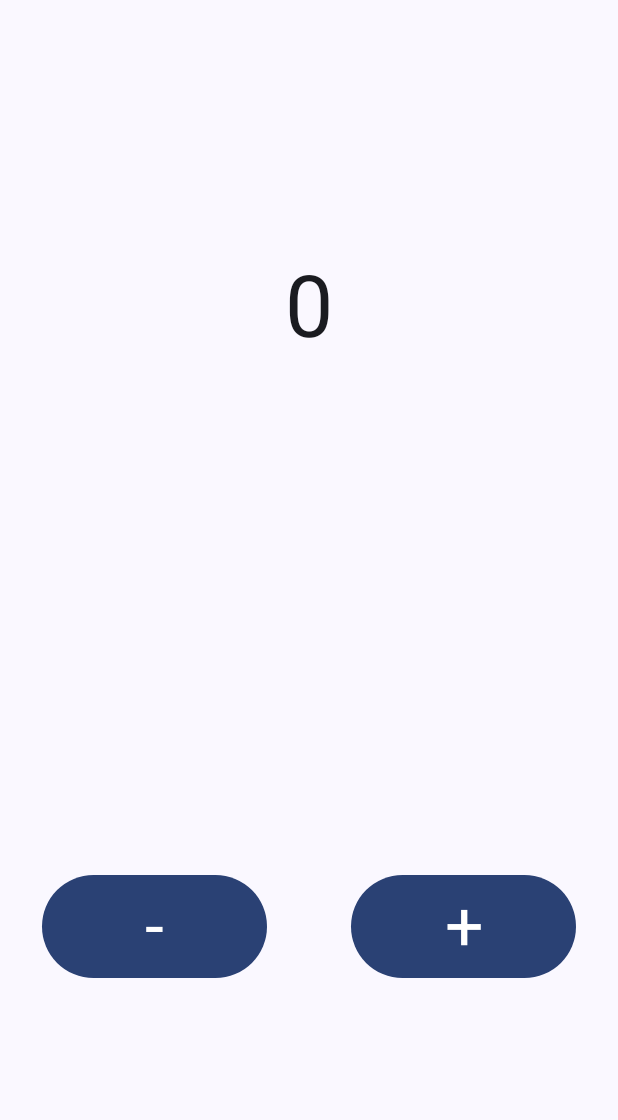
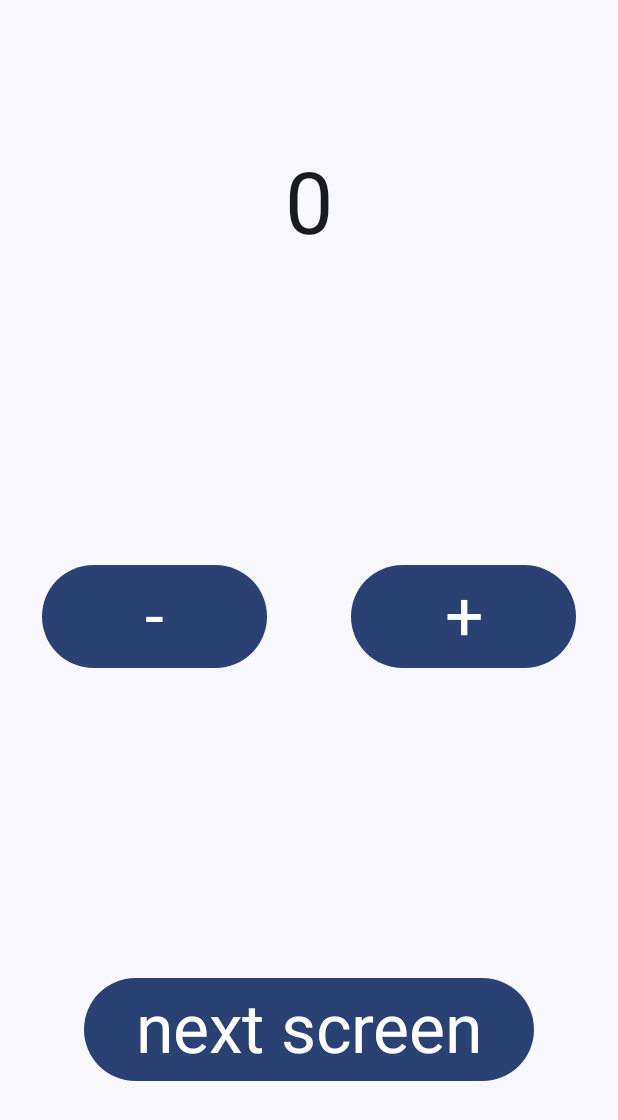
Before and after one commit to marceljk/mplab-counter, an Android app built with Jetpack Compose: the screen it shows after launch (MainActivity), on a phone screen of 412 x 824 dp. Shown: the top 1120 px of the screen. Run offline under Robolectric (Android 15) with nearby library versions, the phone set to English and light mode, and no system bars.

Commit message:
- add remember state Management - add Button to go/return from/to new Activity

```diff
--- a/app/src/main/java/de/hhn/aib7/mplab/counter/MainActivity.kt
+++ b/app/src/main/java/de/hhn/aib7/mplab/counter/MainActivity.kt
@@ -1,5 +1,7 @@
 package de.hhn.aib7.mplab.counter
 
+import android.app.Activity
+import android.content.Intent
 import android.os.Bundle
 import androidx.activity.ComponentActivity
 import androidx.activity.compose.setContent
@@ -10,6 +12,7 @@ import androidx.compose.foundation.layout.fillMaxSize
 import androidx.compose.foundation.layout.fillMaxWidth
 import androidx.compose.foundation.layout.width
 import androidx.compose.material3.Button
+import androidx.compose.material3.ExperimentalMaterial3Api
 import androidx.compose.material3.MaterialTheme
 import androidx.compose.material3.Surface
 import androidx.compose.material3.Text
@@ -20,31 +23,78 @@ import androidx.compose.runtime.remember
 import androidx.compose.runtime.setValue
 import androidx.compose.ui.Alignment
 import androidx.compose.ui.Modifier
+import androidx.compose.ui.platform.LocalContext
 import androidx.compose.ui.tooling.preview.Preview
 import androidx.compose.ui.unit.dp
 import de.hhn.aib7.mplab.counter.ui.theme.CounterTheme
 
 class MainActivity : ComponentActivity() {
+    @OptIn(ExperimentalMaterial3Api::class)
     override fun onCreate(savedInstanceState: Bundle?) {
         super.onCreate(savedInstanceState)
         setContent {
+            var counter by remember { mutableStateOf(0) }
             CounterTheme {
                 // A surface container using the 'background' color from the theme
                 Surface(
                     modifier = Modifier.fillMaxSize(),
                     color = MaterialTheme.colorScheme.background
                 ) {
-                    var counter by remember { mutableStateOf(0) }
                     Column(
                         modifier = Modifier.fillMaxSize(),
                         horizontalAlignment = Alignment.CenterHorizontally,
                         verticalArrangement = Arrangement.SpaceAround
                     ) {
-                        Text(text = counter.toString(), style = MaterialTheme.typography.displayLarge )
-                        Row(modifier = Modifier.fillMaxWidth(), horizontalArrangement = Arrangement.SpaceAround) {
-                            Button(onClick = { --counter }, modifier = Modifier.width(150.dp), content = { Text(text = "-", style = MaterialTheme.typography.displayMedium)})
-                            Button(onClick = { ++counter }, modifier = Modifier.width(150.dp), content = { Text(text = "+", style = MaterialTheme.typography.displayMedium)})
+                        Text(
+                            text = counter.toString(),
+                            style = MaterialTheme.typography.displayLarge
+                        )
+                        Row(
+                            modifier = Modifier.fillMaxWidth(),
+                            horizontalArrangement = Arrangement.SpaceAround
+                        ) {
+                            Button(
+                                onClick = { counter-- },
+                                modifier = Modifier.width(150.dp),
+                                content = {
+                                    Text(
+                                        text = "-",
+                                        style = MaterialTheme.typography.displayMedium
+                                    )
+                                }
+                            )
+                            Button(
+                                onClick = { counter++ },
+                                modifier = Modifier.width(150.dp),
+                                content = {
+                                    Text(
+                                        text = "+",
+                                        style = MaterialTheme.typography.displayMedium
+                                    )
+                                }
+                            )
                         }
+                        /*Column(modifier = Modifier.padding(16.dp)) {
+                            Text(
+                                text = "Hello, $name",
+                                modifier = Modifier.padding(bottom = 8.dp),
+                                style = MaterialTheme.typography.bodyMedium
+                            )
+                            OutlinedTextField(value = name, onValueChange = {name = it}, label = { Text("Name") })
+                        }*/
+                        val activity = (LocalContext.current as? Activity)
+                        Button(
+                            onClick = {
+                                activity?.startActivity(Intent(this@MainActivity, EndActivity::class.java))
+                            },
+                            modifier = Modifier.width(300.dp),
+                            content = {
+                                Text(
+                                    text = "next screen",
+                                    style = MaterialTheme.typography.displayMedium
+                                )
+                            }
+                        )
                     }
                 }
             }
```
Also changed, not shown: app/src/main/AndroidManifest.xml (+11 -0 lines), app/src/main/java/de/hhn/aib7/mplab/counter/EndActivity.kt (added, +71 -0 lines).
